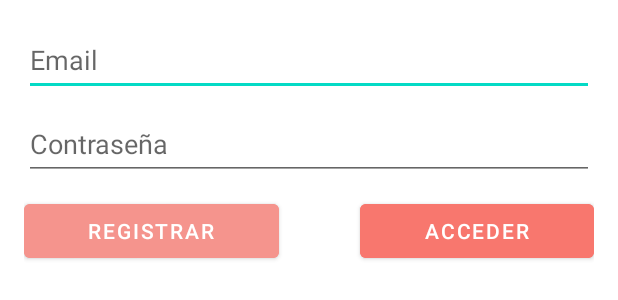
After one commit to IvanArjonaAmadorUPM/acude, an Android app: the layout activity_auth.xml on its own in the app's theme, with its tools: preview values and no code run, on a phone screen of 412 x 824 dp. The commit adds this screen. Shown: the top 300 px of the screen. Run offline under Robolectric (Android 15) with nearby library versions, the phone set to English and light mode, and no system bars.

Commit message:
#14 create auth activity

```diff
--- /dev/null
+++ b/app/src/main/res/layout/activity_auth.xml
@@ -0,0 +1,77 @@
+<?xml version="1.0" encoding="utf-8"?>
+<androidx.constraintlayout.widget.ConstraintLayout
+    xmlns:android="http://schemas.android.com/apk/res/android"
+    xmlns:tools="http://schemas.android.com/tools"
+    xmlns:app="http://schemas.android.com/apk/res-auto"
+    android:layout_width="match_parent"
+    android:layout_height="match_parent"
+    tools:context=".AuthActivity">
+
+    <LinearLayout
+        android:layout_width="0dp"
+        android:layout_height="match_parent"
+        android:layout_marginStart="16dp"
+        android:layout_marginTop="16dp"
+        android:layout_marginEnd="16dp"
+        android:orientation="vertical"
+        app:layout_constraintBottom_toBottomOf="parent"
+        app:layout_constraintEnd_toEndOf="parent"
+        app:layout_constraintStart_toStartOf="parent"
+        app:layout_constraintTop_toTopOf="parent">
+
+        <EditText
+            android:id="@+id/emailEditId"
+            android:layout_width="match_parent"
+            android:layout_height="wrap_content"
+            android:ems="10"
+            android:hint="Email"
+            android:inputType="textEmailAddress"
+            android:minHeight="48dp" />
+
+        <Space
+            android:layout_width="match_parent"
+            android:layout_height="8dp" />
+
+        <EditText
+            android:id="@+id/passwordEditid"
+            android:layout_width="match_parent"
+            android:layout_height="wrap_content"
+            android:ems="10"
+            android:hint="Contraseña"
+            android:inputType="textPassword"
+            android:minHeight="48dp" />
+
+        <Space
+            android:layout_width="match_parent"
+            android:layout_height="10dp" />
+
+        <LinearLayout
+            android:layout_width="match_parent"
+            android:layout_height="match_parent"
+            android:orientation="horizontal">
+
+            <Button
+                android:id="@+id/RegisterButton"
+                android:layout_width="wrap_content"
+                android:layout_height="wrap_content"
+                android:layout_weight="1"
+                android:backgroundTint="@color/importantRed"
+                android:text="Registrar"
+                android:textColor="@color/white" />
+
+            <Space
+                android:layout_width="0dp"
+                android:layout_height="wrap_content"
+                android:layout_weight="1" />
+
+            <Button
+                android:id="@+id/loginButon"
+                android:layout_width="wrap_content"
+                android:layout_height="wrap_content"
+                android:layout_weight="1"
+                android:backgroundTint="@color/lightRed"
+                android:text="Acceder"
+                android:textColor="@color/white" />
+        </LinearLayout>
+    </LinearLayout>
+</androidx.constraintlayout.widget.ConstraintLayout>
--- a/app/src/main/res/values/colors.xml
+++ b/app/src/main/res/values/colors.xml
@@ -8,4 +8,7 @@
     <color name="black">#FF000000</color>
     <color name="white">#FFFFFFFF</color>
     <color name="orange">#CC4425</color>
+    <color name="red">#F64A3E</color>
+    <color name="lightRed">#F8776E</color>
+    <color name="importantRed">#F5948D</color>
 </resources>
```
Also changed, not shown: app/build.gradle (+4 -3 lines), app/src/main/AndroidManifest.xml (+17 -8 lines), app/src/main/java/com/example/acude/AuthActivity.java (added, +98 -0 lines), build.gradle (+8 -0 lines).
